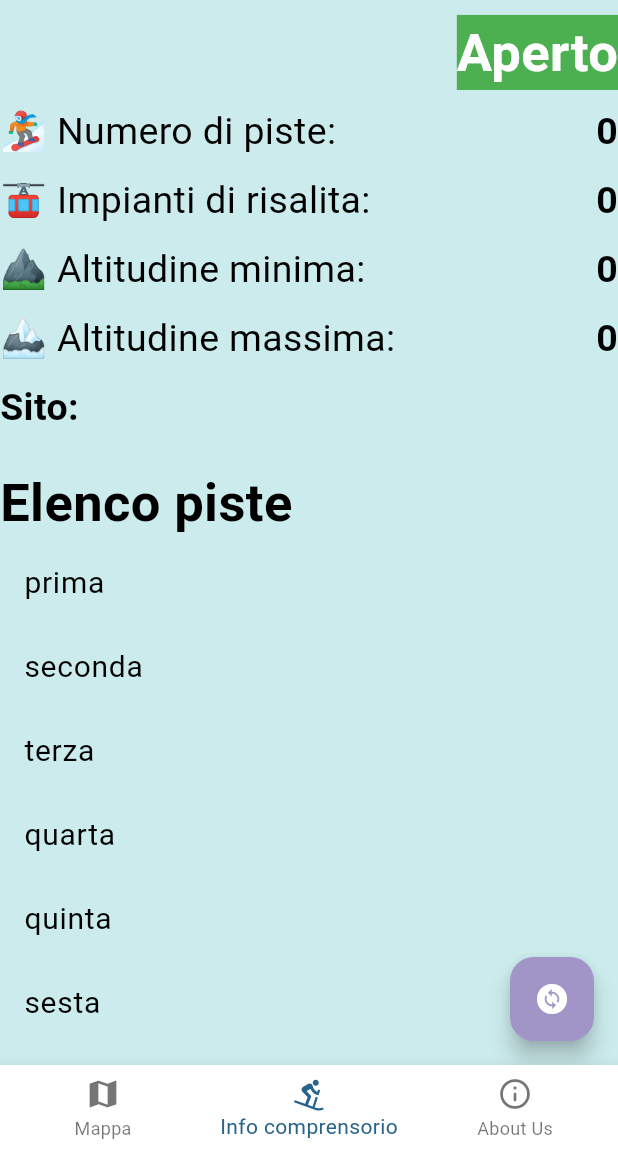
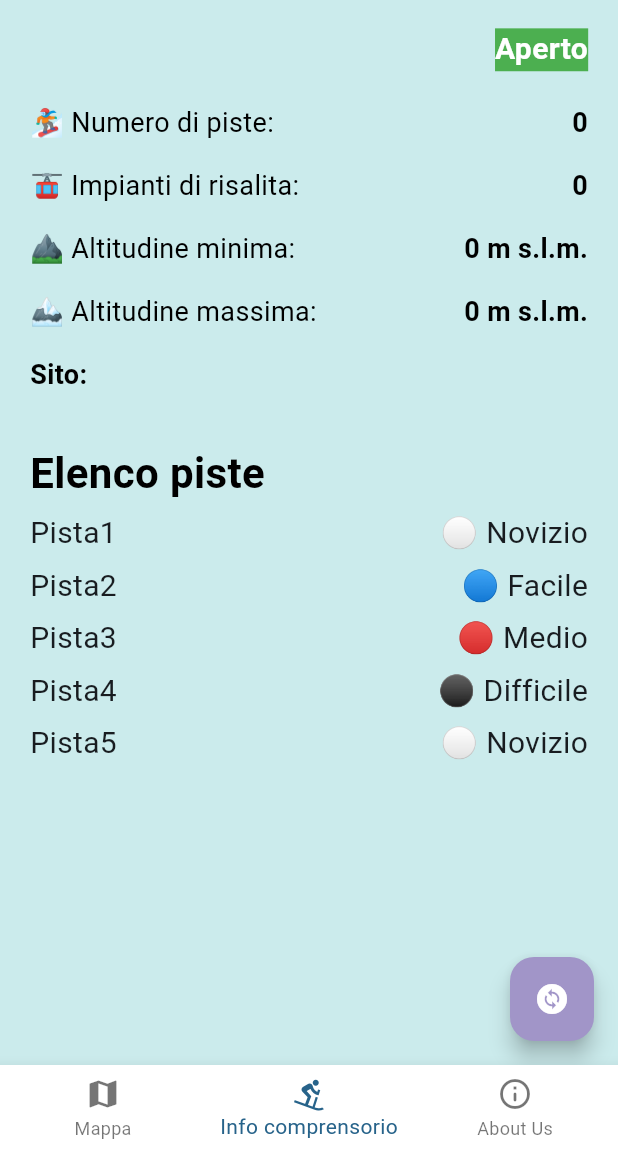
Before and after one commit to omarnaja1/fluttermobile, a Flutter app: the screen it shows after launch, item 2 of the bottom bar chosen, on a phone screen of 412 x 824 dp, the part 84-1236 px from its top. Run offline on Flutter 3.47's test engine with Material 2 defaults, Android fonts, the phone set to English and light mode, and no system bars; our stand-ins replace flutter_map, geolocator, latlong2, sqflite; accounts and stored records are empty.

Commit message:
reso più decente grafica info piste; aggiunto model Pista.dart

```diff
--- a/SkiTracker/lib/info_piste.dart
+++ b/SkiTracker/lib/info_piste.dart
@@ -1,11 +1,15 @@
 import 'package:SkiTracker/scelta_comprensorio.dart';
 import 'package:flutter/material.dart';
-import 'package:url_launcher/url_launcher.dart';
 import 'package:url_launcher/url_launcher_string.dart';
 
 import 'database/DbHelper.dart';
+import 'models/Pista.dart';
 
-class InfoPiste extends StatefulWidget{
+const double PADDING_VERTICAL = 3;
+const double PADDING_HORIZONTAL = 20;
+const double INDICATORS_SIZE = 18;
+
+class InfoPiste extends StatefulWidget {
   const InfoPiste({super.key});
   @override
   State<InfoPiste> createState() => _InfoPisteState();
@@ -21,12 +25,16 @@ class _InfoPisteState extends State<InfoPiste> {
   int? altMinComprensorio = 0;
   int? altMaxComprensorio = 0;
   int? snowparkComprensorio = 0;
-  int ? pisteNotturneComprensorio = 0;
+  int? pisteNotturneComprensorio = 0;
 
   // Elenco delle piste
   // List<Piste> piste = [];
-  List<String> piste = [
-    "prima", "seconda", "terza", "quarta", "quinta", "sesta", "settima", "ottava"
+  List<Pista> piste = [
+    Pista("Pista1", "novice"),
+    Pista("Pista2", "easy"),
+    Pista("Pista3", "intermediate"),
+    Pista("Pista4", "advanced"),
+    Pista("Pista5", "novice"),
   ];
 
   void initState() {
@@ -38,17 +46,18 @@ class _InfoPisteState extends State<InfoPiste> {
     final id = await DbHelper.getComprensorioSelezionato();
     final nome = await DbHelper.getNomeComprensorioSelezionato();
     final aperto = await DbHelper.getStatoComprensorioSelezionato();
-    final sito  = await DbHelper.getSitoComprensorioSelezionato();
-    final numPiste  = await DbHelper.getNumPisteComprensorioSelezionato();
-    final impiantiRisalita = await DbHelper.getImpiantiRisalitaComprensorioSelezionato();
+    final sito = await DbHelper.getSitoComprensorioSelezionato();
+    final numPiste = await DbHelper.getNumPisteComprensorioSelezionato();
+    final impiantiRisalita =
+        await DbHelper.getImpiantiRisalitaComprensorioSelezionato();
     final altMin = await DbHelper.getAltMinComprensorioSelezionato();
     final altMax = await DbHelper.getAltMaxComprensorioSelezionato();
     final snowpark = await DbHelper.getSnowparkComprensorioSelezionato();
-    final pisteNotturne = await DbHelper.getPistaNotturnaComprensorioSelezionato();
+    final pisteNotturne =
+        await DbHelper.getPistaNotturnaComprensorioSelezionato();
 
     setState(() {
-      if (id != null)
-        this.skiAreaId = id;
+      if (id != null) this.skiAreaId = id;
       this.nomeComprensorio = nome;
       this.stato = aperto;
       this.sitoComprensorio = sito;
@@ -63,246 +72,246 @@ class _InfoPisteState extends State<InfoPiste> {
 
   @override
   Widget build(BuildContext context) {
-
     return Scaffold(
       backgroundColor: Color.fromRGBO(203, 235, 236, 1.0),
-
-
       body: Column(
         crossAxisAlignment: CrossAxisAlignment.start,
         mainAxisAlignment: MainAxisAlignment.spaceBetween,
         children: <Widget>[
           SizedBox(height: 10),
-
-          Row(
+          Padding(
+            padding: EdgeInsets.symmetric(
+                vertical: PADDING_VERTICAL, horizontal: PADDING_HORIZONTAL),
+            child: Row(
               mainAxisAlignment: MainAxisAlignment.spaceBetween,
               children: [
-          Text("$nomeComprensorio",
+                Text(
+                  "$nomeComprensorio",
                   style: TextStyle(
                     fontWeight: FontWeight.bold,
                     color: Colors.black,
-              fontSize: 35,
+                    fontSize: 28,
                   ),
                 ),
-          Text("Aperto",
+                Text(
+                  "Aperto",
                   style: TextStyle(
                     fontWeight: FontWeight.bold,
                     color: Colors.white,
-              fontSize: 35,
+                    fontSize: 20,
                     backgroundColor: stato == 1 ? Colors.green : Colors.red,
                   ),
                 ),
               ],
             ),
-
+          ),
           SizedBox(height: 10),
-
-          Row(
+          Padding(
+            padding: EdgeInsets.symmetric(
+                vertical: PADDING_VERTICAL, horizontal: PADDING_HORIZONTAL),
+            child: Row(
               mainAxisAlignment: MainAxisAlignment.spaceBetween,
               children: [
-              Text("🏂 Numero di piste: ",
+                Text(
+                  "🏂 Numero di piste: ",
                   style: TextStyle(
                     color: Colors.black,
-                  fontSize: 25,
+                    fontSize: INDICATORS_SIZE,
                   ),
                 ),
-              Text("$numPisteComrprensorio",
+                Text(
+                  "$numPisteComrprensorio",
                   style: TextStyle(
                     fontWeight: FontWeight.bold,
                     color: Colors.black,
-                  fontSize: 25,
+                    fontSize: INDICATORS_SIZE,
                   ),
                 ),
               ],
             ),
-
+          ),
           SizedBox(height: 10),
-
-
-          Row(
+          Padding(
+            padding: EdgeInsets.symmetric(
+                vertical: PADDING_VERTICAL, horizontal: PADDING_HORIZONTAL),
+            child: Row(
               mainAxisAlignment: MainAxisAlignment.spaceBetween,
               children: [
-              Text("🚡 Impianti di risalita: ",
+                Text(
+                  "🚡 Impianti di risalita: ",
                   style: TextStyle(
                     color: Colors.black,
-                  fontSize: 25,
+                    fontSize: INDICATORS_SIZE,
                   ),
                 ),
-              Text("$numImpiantiRisalitaComprensorio",
+                Text(
+                  "$numImpiantiRisalitaComprensorio",
                   style: TextStyle(
                     fontWeight: FontWeight.bold,
                     color: Colors.black,
-                  fontSize: 25,
+                    fontSize: INDICATORS_SIZE,
                   ),
                 ),
               ],
             ),
-
+          ),
           SizedBox(height: 10),
-
-          Row(
+          Padding(
+            padding: EdgeInsets.symmetric(
+                vertical: PADDING_VERTICAL, horizontal: PADDING_HORIZONTAL),
+            child: Row(
               mainAxisAlignment: MainAxisAlignment.spaceBetween,
               children: [
-              Text("⛰ Altitudine minima: ",
+                Text(
+                  "⛰ Altitudine minima: ",
                   style: TextStyle(
                     color: Colors.black,
-                  fontSize: 25,
+                    fontSize: INDICATORS_SIZE,
                   ),
                 ),
-              Text("$altMinComprensorio",
+                Text(
+                  "$altMinComprensorio m s.l.m.",
                   style: TextStyle(
                     fontWeight: FontWeight.bold,
                     color: Colors.black,
-                  fontSize: 25,
+                    fontSize: INDICATORS_SIZE,
                   ),
                 ),
               ],
             ),
-
+          ),
           SizedBox(height: 10),
-
-
-          Row(
+          Padding(
+            padding: EdgeInsets.symmetric(
+                vertical: PADDING_VERTICAL, horizontal: PADDING_HORIZONTAL),
+            child: Row(
               mainAxisAlignment: MainAxisAlignment.spaceBetween,
               children: [
-              Text("🏔 Altitudine massima: ",
+                Text(
+                  "🏔 Altitudine massima: ",
                   style: TextStyle(
                     color: Colors.black,
-                  fontSize: 25,
+                    fontSize: INDICATORS_SIZE,
                   ),
                 ),
-              Text("$altMaxComprensorio",
+                Text(
+                  "$altMaxComprensorio m s.l.m.",
                   style: TextStyle(
                     fontWeight: FontWeight.bold,
                     color: Colors.black,
-                  fontSize: 25,
+                    fontSize: INDICATORS_SIZE,
                   ),
                 ),
               ],
             ),
-
+          ),
           SizedBox(height: 10),
-
-
-          Row(
+          Padding(
+            padding: EdgeInsets.symmetric(
+                vertical: PADDING_VERTICAL, horizontal: PADDING_HORIZONTAL),
+            child: Row(
               mainAxisAlignment: MainAxisAlignment.spaceBetween,
               children: [
-              Text("Sito: ",
+                Text(
+                  "Sito: ",
                   style: TextStyle(
                     fontWeight: FontWeight.bold,
                     color: Colors.black,
-                  fontSize: 25,
+                    fontSize: INDICATORS_SIZE,
                   ),
                 ),
                 GestureDetector(
-                onTap: () => launch(sitoComprensorio!),
-                child: Text("$sitoComprensorio",
+                  onTap: () => launchUrlString(sitoComprensorio!),
+                  child: Text(
+                    "$sitoComprensorio",
                     style: TextStyle(
                       fontWeight: FontWeight.bold,
                       color: Colors.blueAccent,
-                    fontSize: 25,
+                      fontSize: INDICATORS_SIZE,
                       decoration: TextDecoration.underline,
                     ),
                   ),
                 ),
               ],
             ),
-
+          ),
           SizedBox(height: 10),
-
-
-          Row(
+          Padding(
+            padding: EdgeInsets.symmetric(
+                vertical: PADDING_VERTICAL, horizontal: PADDING_HORIZONTAL),
+            child: Row(
               mainAxisAlignment: MainAxisAlignment.spaceBetween,
               children: [
                 Visibility(
                   visible: snowparkComprensorio == 1,
                   child: Text(
-              "Snowpark",
+                    "✅ Snowpark",
                     style: TextStyle(
                       fontWeight: FontWeight.bold,
-                color: Colors.black,
-                fontSize: 35,
-                backgroundColor: Colors.white,
+                      fontSize: 21,
                     ),
                   ),
                 ),
                 Visibility(
                   visible: pisteNotturneComprensorio == 1,
                   child: Text(
-                  "Piste notturne",
+                    "✅ Piste notturne",
                     style: TextStyle(
                       fontWeight: FontWeight.bold,
-                    color: Colors.black,
-                    fontSize: 35,
-                    backgroundColor: Colors.white,
+                      fontSize: 21,
                     ),
                   ),
                 ),
               ],
             ),
-
+          ),
           SizedBox(height: 10),
-
-
-          Text("Elenco piste",
+          Padding(
+            padding: EdgeInsets.symmetric(
+                vertical: PADDING_VERTICAL, horizontal: PADDING_HORIZONTAL),
+            child: Text(
+              "Elenco piste",
               style: TextStyle(
                 fontWeight: FontWeight.bold,
                 color: Colors.black,
-              fontSize: 35,
+                fontSize: 28,
               ),
             ),
-
+          ),
           Expanded(
             child: ListView.builder(
                 itemCount: piste.length,
-              itemBuilder: (context, index){
-                return ListTile(
-                  title: Text(piste[index],
-                    style: TextStyle(
-                      fontSize: 20,
-                      color: Colors.black,
-                    ),
-                  ),
-                );
-              }),
-      ),
-
-
-//COME DOVRA' ESSERE LA LISTVIEW
-          /*
-          Row(
+                itemBuilder: (context, index) {
+                  return Padding(
+                      padding: EdgeInsets.symmetric(
+                          vertical: PADDING_VERTICAL,
+                          horizontal: PADDING_HORIZONTAL),
+                      child: Row(
                         mainAxisAlignment: MainAxisAlignment.spaceBetween,
                         children: [
-              Text("Nome",
-                style: TextStyle(
-                  fontWeight: FontWeight.bold,
-                  color: Colors.black,
-                  fontSize: 35,
+                          Text(
+                            piste[index].nome,
+                            style: TextStyle(fontSize: 20),
                           ),
-              ),
-              Text("Difficolta",
-                style: TextStyle(
-                  fontWeight: FontWeight.bold,
-                  color: Colors.white,
-                  fontSize: 35,
-                  backgroundColor: Color.fromRGBO(37, 40, 80, 1),
-                ),
+                          Text(
+                            piste[index].getDifficultyWithIndicator(),
+                            style: TextStyle(fontSize: 20),
+                          )
+                        ],
+                      ));
+                }),
           ),
         ],
       ),
-           */
-
-
-        ],
-      ),
-
       floatingActionButton: FloatingActionButton(
         backgroundColor: Color.fromRGBO(161, 149, 200, 1.0),
         onPressed: () async {
           final result = await Navigator.push(
             context,
-              MaterialPageRoute(builder: (context) =>
-                  SceltaComprensorio(title: 'Scegli Comprensorio',)),
+            MaterialPageRoute(
+                builder: (context) => SceltaComprensorio(
+                      title: 'Scegli Comprensorio',
+                    )),
           );
 
           // controllo se il widget scegliComprensorio ha chiesto di ricaricare questo
@@ -315,8 +324,6 @@ class _InfoPisteState extends State<InfoPiste> {
         },
         child: const Icon(Icons.change_circle, color: Colors.white),
       ),
-
     );
   }
-
 }
--- /dev/null
+++ b/SkiTracker/lib/models/Pista.dart
@@ -0,0 +1,43 @@
+class Pista {
+  String nome = "N/A";
+  String difficolta = "N/A";
+
+  Pista(String nome, String difficolta) {
+    this.nome = nome;
+    this.difficolta = this.getItalianDifficulty(difficolta);
+  }
+
+  String getItalianDifficulty(String diff) {
+    String difficolta = "N/A";
+
+    switch(diff) {
+      case 'novice':
+        difficolta = "Novizio"; break;
+      case 'easy':
+        difficolta = "Facile"; break;
+      case 'intermediate':
+        difficolta = "Medio"; break;
+      case 'advanced':
+        difficolta = "Difficile"; break;
+    }
+
+    return difficolta;
+  }
+
+  String getDifficultyWithIndicator() {
+    String difficolta = "❓ N/A";
+
+    switch(this.difficolta) {
+      case 'Novizio':
+        difficolta = "⚪ Novizio"; break;
+      case 'Facile':
+        difficolta = "🔵 Facile"; break;
+      case 'Medio':
+        difficolta = "🔴 Medio"; break;
+      case 'Difficile':
+        difficolta = "⚫ Difficile"; break;
+    }
+
+    return difficolta;
+  }
+}
```
Lines whose indentation alone changed are shown as unchanged.
